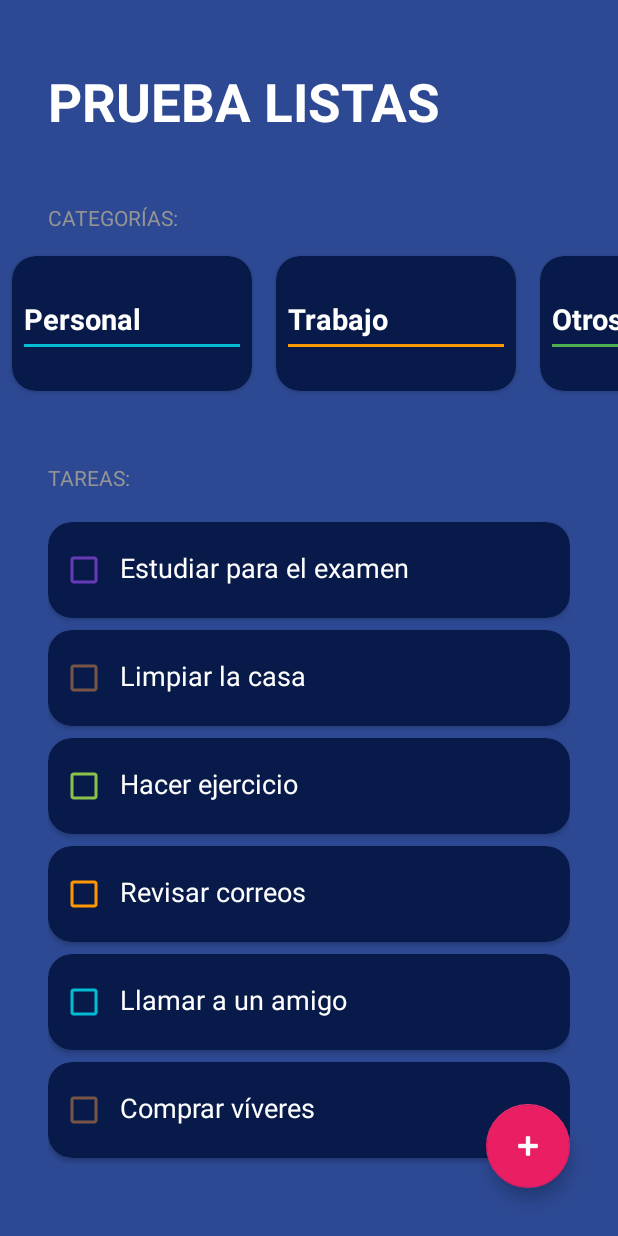
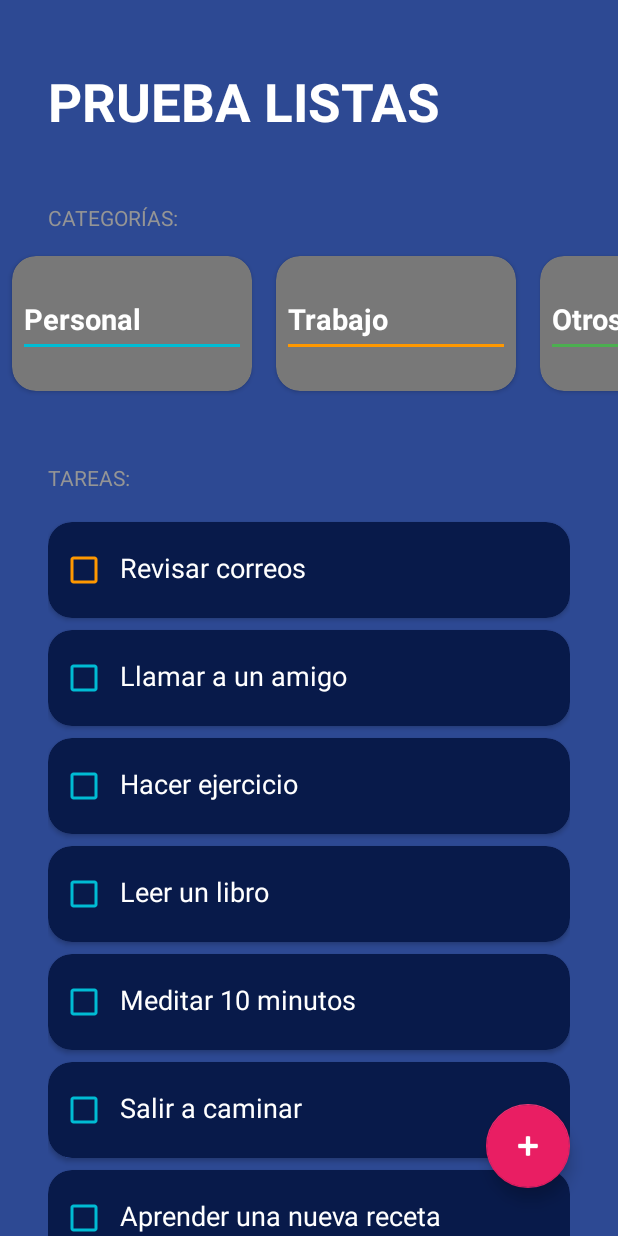
Before and after one commit to AbelMoroEducaMadrid/IMCyTODOList, an Android app: the screen it shows after launch (ToDoList), after a tap on "Lista de tareas", on a phone screen of 412 x 824 dp. Run offline under Robolectric (Android 15) with nearby library versions, the phone set to English and light mode, and no system bars.

Commit message:
funcionando como quiero

```diff
--- a/app/src/main/java/com/ventura/imcytodolist/todolist/CategoriesAdapter.kt
+++ b/app/src/main/java/com/ventura/imcytodolist/todolist/CategoriesAdapter.kt
@@ -15,6 +15,9 @@ class CategoriesAdapter(private val categories: List<TaskCategory>, private val
 
     override fun onBindViewHolder(holder: CategoriesViewHolder, position: Int) {
         holder.render(categories[position])
+        holder.itemView.setOnClickListener {
+            onItemSelected(position) // Notificar que se ha seleccionado una categoría
+        }
     }
 
     override fun getItemCount() = categories.size
--- a/app/src/main/java/com/ventura/imcytodolist/todolist/TaskCategory.kt
+++ b/app/src/main/java/com/ventura/imcytodolist/todolist/TaskCategory.kt
@@ -1,10 +1,7 @@
 package com.ventura.imcytodolist.todolist
 
-sealed class TaskCategory(var isSelected: Boolean = true) {
+sealed class TaskCategory(var isSelected: Boolean = false) {
     object Personal : TaskCategory()
     object Trabajo : TaskCategory()
     object Otros : TaskCategory()
-    object Estudio : TaskCategory()
-    object Hogar : TaskCategory()
-    object Salud : TaskCategory()
 }
--- a/app/src/main/java/com/ventura/imcytodolist/todolist/TasksViewHolder.kt
+++ b/app/src/main/java/com/ventura/imcytodolist/todolist/TasksViewHolder.kt
@@ -26,9 +26,6 @@ class TasksViewHolder(view: View) : RecyclerView.ViewHolder(view) {
             TaskCategory.Trabajo -> R.color.lista_trabajo_category
             TaskCategory.Otros -> R.color.lista_otros_category
             TaskCategory.Personal -> R.color.lista_personal_category
-            TaskCategory.Estudio -> R.color.lista_estudio_category
-            TaskCategory.Hogar -> R.color.lista_hogar_category
-            TaskCategory.Salud -> R.color.lista_salud_category
         }
         cbTask.buttonTintList = ColorStateList.valueOf(
             ContextCompat.getColor(cbTask.context, color)
--- a/app/src/main/java/com/ventura/imcytodolist/todolist/ToDoList.kt
+++ b/app/src/main/java/com/ventura/imcytodolist/todolist/ToDoList.kt
@@ -22,20 +22,34 @@ class ToDoList : AppCompatActivity() {
     private val categories = listOf(
         TaskCategory.Personal,
         TaskCategory.Trabajo,
-        TaskCategory.Otros,
-        TaskCategory.Estudio,
-        TaskCategory.Hogar,
-        TaskCategory.Salud
+        TaskCategory.Otros
     )
 
     private val tasks = mutableListOf(
-        Task("Estudiar para el examen", TaskCategory.Estudio),
-        Task("Limpiar la casa", TaskCategory.Hogar),
-        Task("Hacer ejercicio", TaskCategory.Salud),
+        // Tareas personales
         Task("Revisar correos", TaskCategory.Trabajo),
         Task("Llamar a un amigo", TaskCategory.Personal),
-        Task("Comprar víveres", TaskCategory.Hogar)
+        Task("Hacer ejercicio", TaskCategory.Personal),
+        Task("Leer un libro", TaskCategory.Personal),
+        Task("Meditar 10 minutos", TaskCategory.Personal),
+        Task("Salir a caminar", TaskCategory.Personal),
+        Task("Aprender una nueva receta", TaskCategory.Personal),
+
+        // Tareas de trabajo
+        Task("Redactar informe mensual", TaskCategory.Trabajo),
+        Task("Preparar presentación para la reunión", TaskCategory.Trabajo),
+        Task("Actualizar la base de datos", TaskCategory.Trabajo),
+        Task("Revisar código en pull requests", TaskCategory.Trabajo),
+        Task("Responder mensajes pendientes", TaskCategory.Trabajo),
+
+        // Otras tareas
+        Task("Comprar un regalo", TaskCategory.Otros),
+        Task("Investigar sobre un nuevo hobby", TaskCategory.Otros),
+        Task("Organizar archivos", TaskCategory.Otros),
+        Task("Limpiar el escritorio", TaskCategory.Otros),
+        Task("Ver un documental interesante", TaskCategory.Otros)
     )
+
 
     override fun onCreate(savedInstanceState: Bundle?) {
         super.onCreate(savedInstanceState)
@@ -84,9 +98,6 @@ class ToDoList : AppCompatActivity() {
                     val currentCategory: TaskCategory = when (selectedRadioButton.text) {
                         getString(R.string.lista_dialog_category_trabajo) -> TaskCategory.Trabajo
                         getString(R.string.lista_dialog_category_personal) -> TaskCategory.Personal
-                        getString(R.string.lista_dialog_category_estudio) -> TaskCategory.Estudio
-                        getString(R.string.lista_dialog_category_hogar) -> TaskCategory.Hogar
-                        getString(R.string.lista_dialog_category_salud) -> TaskCategory.Salud
                         else -> TaskCategory.Otros
                     }
 
@@ -101,8 +112,22 @@ class ToDoList : AppCompatActivity() {
     }
 
     private fun updateCategories(position: Int) {
-        categories[position].isSelected = !categories[position].isSelected
-        categoriesAdapter.notifyItemChanged(position)
+        val selectedCategory = categories[position]
+
+        // Si la categoría ya está seleccionada, la deseleccionamos
+        if (selectedCategory.isSelected) {
+            selectedCategory.isSelected = false
+        } else {
+            // Si no está seleccionada, deseleccionamos todas las categorías primero
+            categories.forEach { it.isSelected = false }
+            // Luego seleccionamos la categoría actual
+            selectedCategory.isSelected = true
+        }
+
+        // Notificar al adaptador que los datos han cambiado
+        categoriesAdapter.notifyDataSetChanged()
+
+        // Actualizar la lista de tareas según la categoría seleccionada (o ninguna)
         updateTasks()
     }
 
@@ -112,9 +137,12 @@ class ToDoList : AppCompatActivity() {
     }
 
     private fun updateTasks() {
-        val selectedCategories = categories.filter { it.isSelected }
-        val newTasks = if (selectedCategories.isEmpty()) tasks else tasks.filter {
-            selectedCategories.contains(it.category)
+        val selectedCategory = categories.find { it.isSelected } // Busca la categoría seleccionada
+
+        val newTasks = if (selectedCategory == null) {
+            tasks // Si no hay categoría seleccionada, mostrar todas las tareas
+        } else {
+            tasks.filter { it.category == selectedCategory } // Filtrar por la categoría seleccionada
         }
 
         tasksAdapter.tasks = newTasks.toMutableList()
```
Also changed, not shown: app/src/main/java/com/ventura/imcytodolist/todolist/CategoriesViewHolder.kt (+0 -18 lines).
